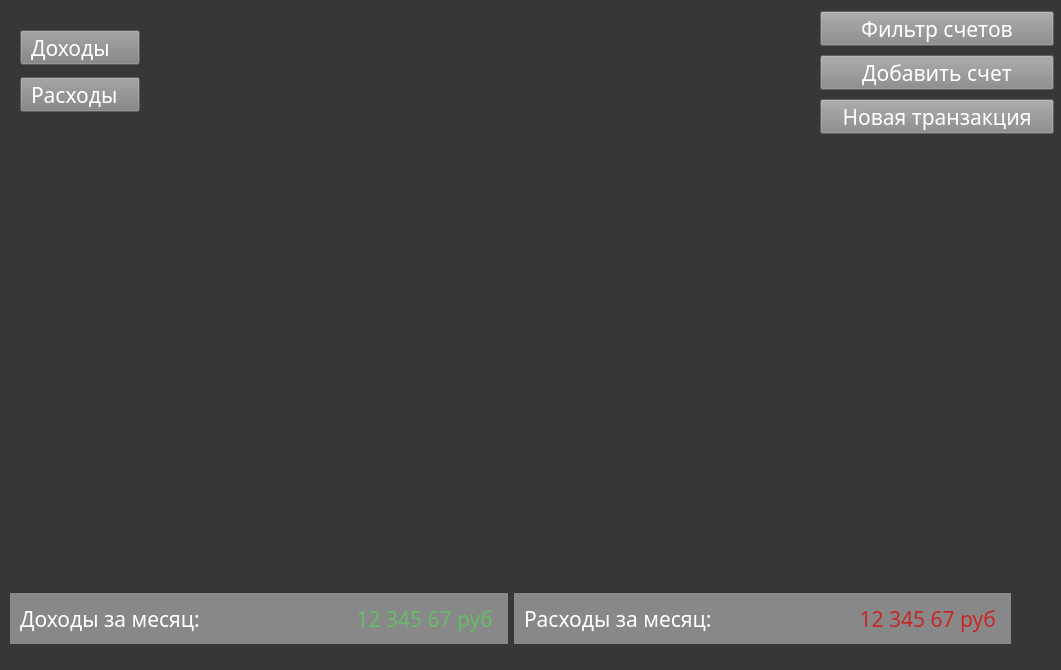
This is ui/main.ui in Protocs/OkayMoney as Qt 5 draws it before an edit. The edited form follows.
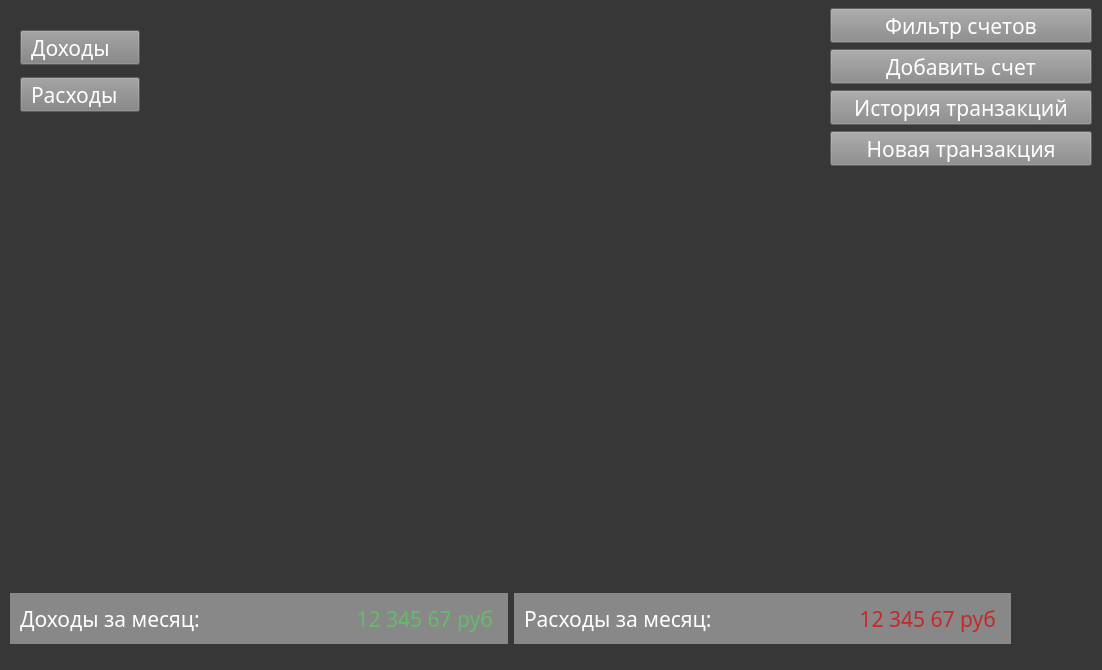
This is the edited form.

Commit message: Добавил кнопку "История транзакций" в дизайн главного окна

What changed in the file:
```diff
--- a/ui/main.ui
+++ b/ui/main.ui
@@ -6,7 +6,7 @@
    <rect>
     <x>0</x>
     <y>0</y>
-    <width>1061</width>
+    <width>1102</width>
     <height>670</height>
    </rect>
   </property>
@@ -37,10 +37,10 @@
    <widget class="QWidget" name="layoutWidget">
     <property name="geometry">
      <rect>
-      <x>820</x>
+      <x>830</x>
       <y>0</y>
-      <width>234</width>
-      <height>141</height>
+      <width>262</width>
+      <height>171</height>
      </rect>
     </property>
     <layout class="QVBoxLayout" name="accounts_layout">
@@ -107,6 +107,36 @@
        </property>
       </widget>
      </item>
+     <item>
+      <widget class="QPushButton" name="transactions_history_btn">
+       <property name="minimumSize">
+        <size>
+         <width>0</width>
+         <height>35</height>
+        </size>
+       </property>
+       <property name="maximumSize">
+        <size>
+         <width>400</width>
+         <height>30</height>
+        </size>
+       </property>
+       <property name="font">
+        <font>
+         <family>Gotham Pro Medium</family>
+         <pointsize>16</pointsize>
+        </font>
+       </property>
+       <property name="styleSheet">
+        <string notr="true">text-align:center;
+background-color: rgb(136, 136, 136);
+</string>
+       </property>
+       <property name="text">
+        <string>История транзакций</string>
+       </property>
+      </widget>
+     </item>
      <item>
       <widget class="QPushButton" name="new_transaction_btn">
        <property name="minimumSize">
```
Left out of the diff: 2 changed lines with no effect on the pictures.
